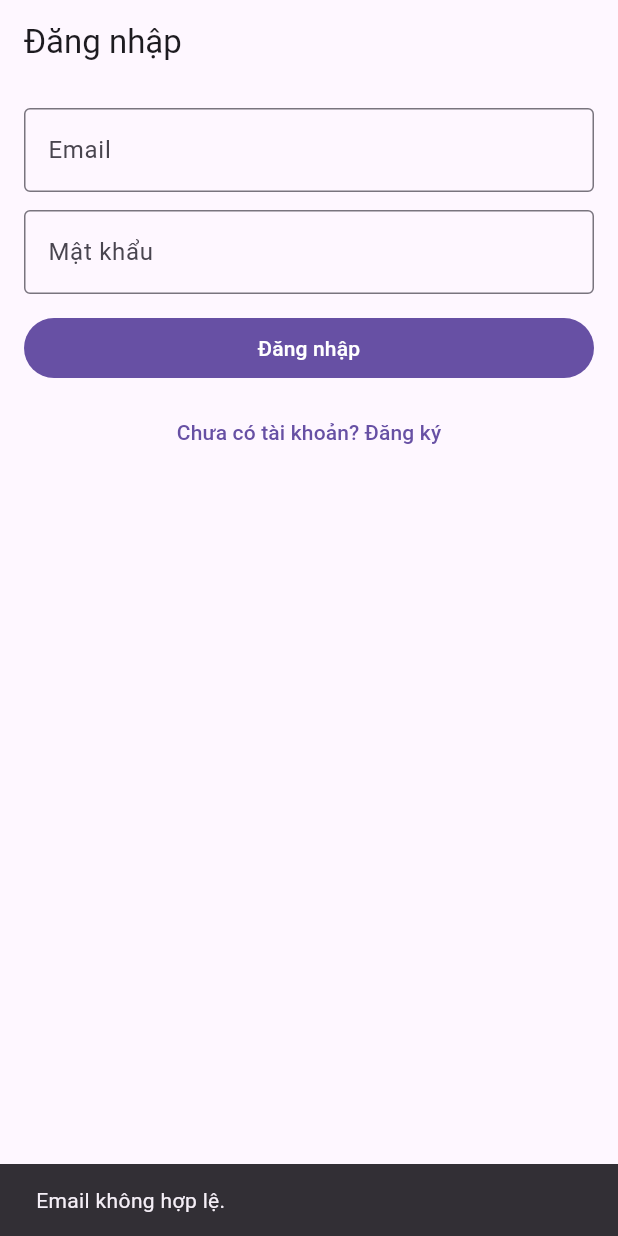
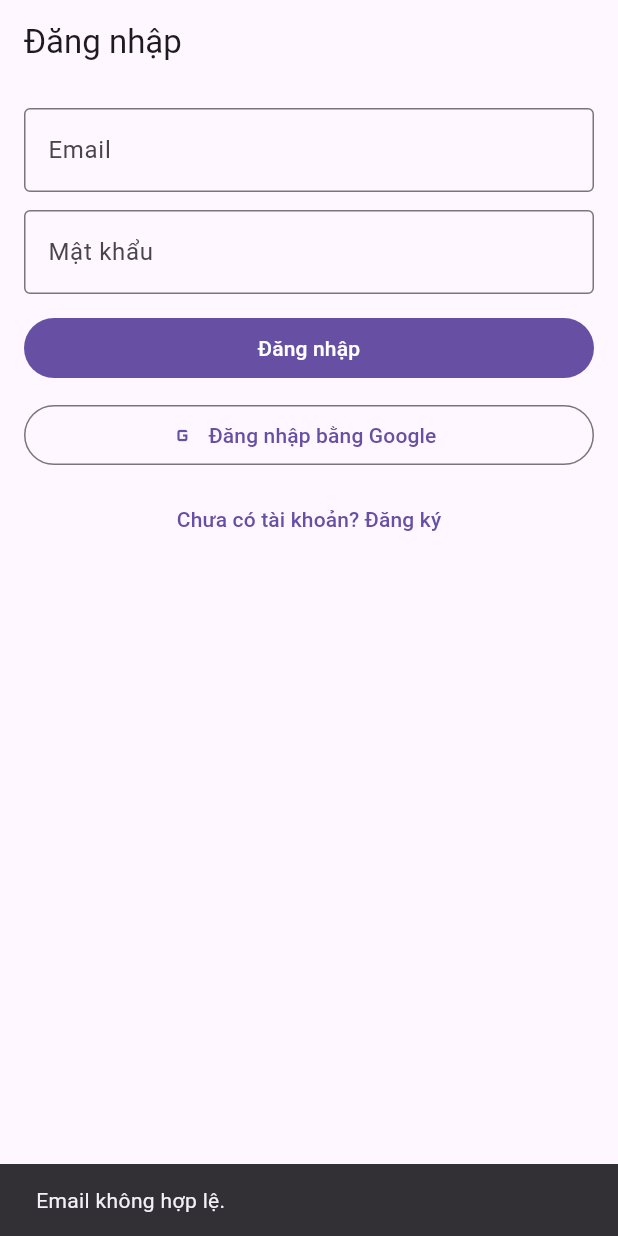
Before and after one commit to PhanPhong0608/AppSoThuChi, a Flutter app: the screen it shows after launch, after a tap on "Đăng nhập", on a phone screen of 412 x 824 dp. Run offline on Flutter 3.47's test engine with Material 3 defaults, Android fonts, the light colour scheme and no system bars; our stand-ins replace firebase_auth, firebase_core, firebase_database, google_sign_in, shared_preferences; accounts and stored records are empty.

Commit message:
Update_GoogleSignIn

```diff
--- a/lib/fe/dang_nhap_page.dart
+++ b/lib/fe/dang_nhap_page.dart
@@ -23,7 +23,9 @@ class DangNhapPage extends StatefulWidget {
 class _DangNhapPageState extends State<DangNhapPage> {
   final emailCtrl = TextEditingController();
   final passCtrl = TextEditingController();
-  bool loading = false;
+
+  bool loadingEmail = false;
+  bool loadingGoogle = false;
 
   @override
   void dispose() {
@@ -32,11 +34,15 @@ class _DangNhapPageState extends State<DangNhapPage> {
     super.dispose();
   }
 
-  void _toast(String msg) =>
-      ScaffoldMessenger.of(context).showSnackBar(SnackBar(content: Text(msg)));
+  void _toast(String msg) {
+    ScaffoldMessenger.of(context).showSnackBar(
+      SnackBar(content: Text(msg)),
+    );
+  }
 
-  Future<void> _dangNhap() async {
+  Future<void> _dangNhapEmail() async {
     final emailRegex = RegExp(r'^[\w\-\.]+@([\w\-]+\.)+[\w\-]{2,4}$');
+
     if (emailCtrl.text.trim().isEmpty ||
         !emailRegex.hasMatch(emailCtrl.text.trim())) {
       _toast("Email không hợp lệ.");
@@ -48,7 +54,7 @@ class _DangNhapPageState extends State<DangNhapPage> {
       return;
     }
 
-    setState(() => loading = true);
+    setState(() => loadingEmail = true);
     try {
       final tk = await widget.tkService.dangNhap(
         email: emailCtrl.text,
@@ -60,12 +66,30 @@ class _DangNhapPageState extends State<DangNhapPage> {
     } catch (e) {
       if (mounted) _toast(e.toString().replaceFirst("Exception: ", ""));
     } finally {
-      if (mounted) setState(() => loading = false);
+      if (mounted) setState(() => loadingEmail = false);
+    }
+  }
+
+  Future<void> _dangNhapGoogle() async {
+    setState(() => loadingGoogle = true);
+    try {
+      final tk = await widget.tkService.dangNhapGoogle(
+        phien: widget.phien,
+      );
+
+      widget.onLoggedIn(tk.id);
+    } catch (e) {
+      final msg = e.toString().replaceFirst("Exception: ", "");
+      if (mounted) _toast(msg);
+    } finally {
+      if (mounted) setState(() => loadingGoogle = false);
     }
   }
 
   @override
   Widget build(BuildContext context) {
+    final disabledAll = loadingEmail || loadingGoogle;
+
     return Scaffold(
       appBar: AppBar(title: const Text("Đăng nhập")),
       body: ListView(
@@ -89,25 +113,45 @@ class _DangNhapPageState extends State<DangNhapPage> {
             ),
           ),
           const SizedBox(height: 12),
+
+          // ✅ Đăng nhập Email/Password
           FilledButton(
-            onPressed: loading ? null : _dangNhap,
-            child: loading
+            onPressed: disabledAll ? null : _dangNhapEmail,
+            child: loadingEmail
                 ? const SizedBox(
                     height: 18,
                     width: 18,
-                    child: CircularProgressIndicator(),
+                    child: CircularProgressIndicator(strokeWidth: 2),
                   )
                 : const Text("Đăng nhập"),
           ),
+
+          const SizedBox(height: 10),
+
+          // ✅ Đăng nhập Google
+          OutlinedButton.icon(
+            onPressed: disabledAll ? null : _dangNhapGoogle,
+            icon: loadingGoogle
+                ? const SizedBox(
+                    height: 18,
+                    width: 18,
+                    child: CircularProgressIndicator(strokeWidth: 2),
+                  )
+                : const Icon(Icons.g_mobiledata),
+            label: Text(loadingGoogle ? "Đang đăng nhập..." : "Đăng nhập bằng Google"),
+          ),
+
           const SizedBox(height: 8),
           TextButton(
-            onPressed: () {
+            onPressed: disabledAll
+                ? null
+                : () {
                     Navigator.push(
                       context,
                       MaterialPageRoute(
                         builder: (_) => DangKyPage(
                           tkService: widget.tkService,
-                    phien: widget.phien, // ✅ thêm phien
+                          phien: widget.phien,
                         ),
                       ),
                     );
--- a/lib/main.dart
+++ b/lib/main.dart
@@ -11,9 +11,14 @@ import 'fe/auth_gate.dart';
 
 Future<void> main() async {
   WidgetsFlutterBinding.ensureInitialized();
+
+  // ✅ Initialize Firebase
   await Firebase.initializeApp(
     options: DefaultFirebaseOptions.currentPlatform,
   );
+
+  // ❌ KHÔNG CẦN initialize Google Sign In với version 6.2.1
+  // Google Sign In sẽ tự động initialize khi cần
 
   final phien = PhienDangNhap();
 
--- a/pubspec.yaml
+++ b/pubspec.yaml
@@ -41,6 +41,8 @@ dependencies:
   firebase_core: ^4.3.0
   firebase_database: ^12.1.1
   firebase_auth: ^6.0.0
+  google_sign_in: ^6.2.1
+
 
 dev_dependencies:
   flutter_test:
```
Also changed, not shown: lib/be/xu_ly_tai_khoan_service.dart (+65 -7 lines), pubspec.lock, 2 other files. Lines whose indentation alone changed are shown as unchanged.
